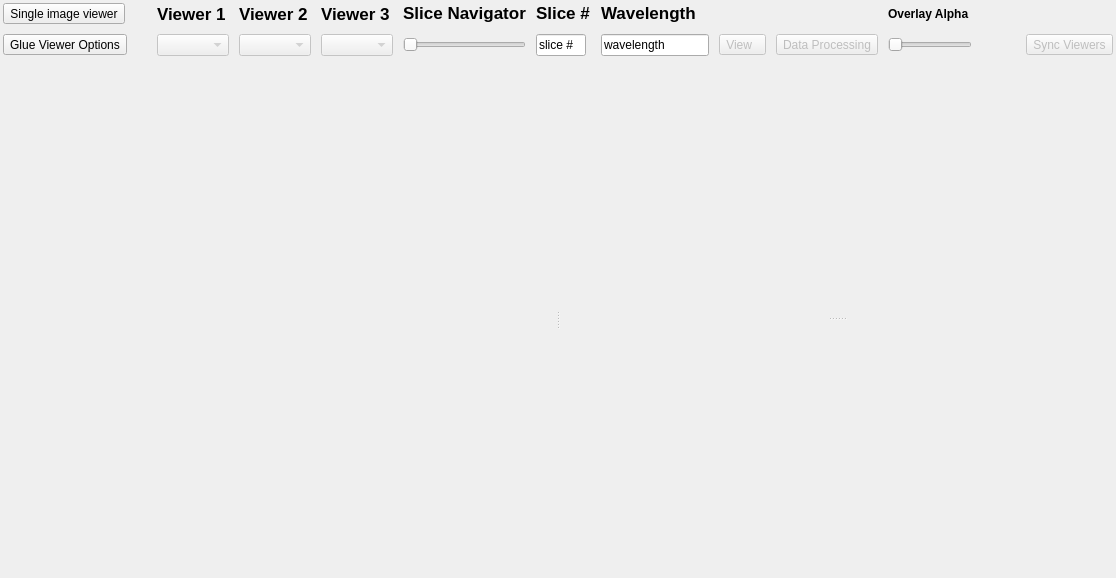
Qt form cubeviz/layout.ui (spacetelescope/cubeviz) before a commit.
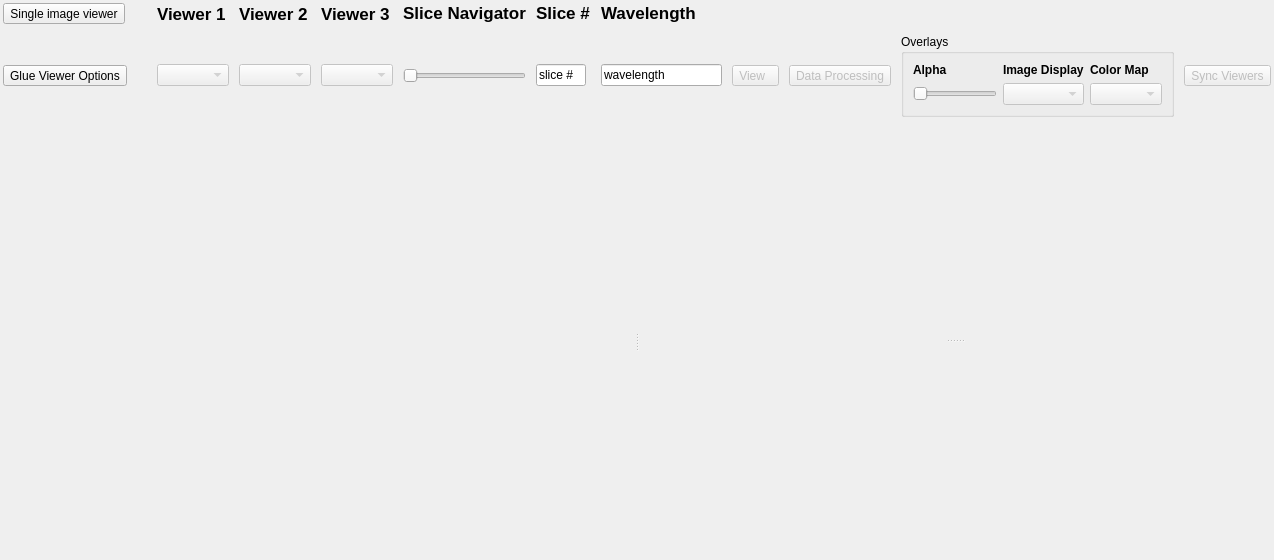
The same form after that commit.

Commit message: Use group box for alpha overlay controls

```diff
--- a/cubeviz/layout.ui
+++ b/cubeviz/layout.ui
@@ -6,8 +6,8 @@
    <rect>
     <x>0</x>
     <y>0</y>
-    <width>1116</width>
-    <height>578</height>
+    <width>1274</width>
+    <height>560</height>
    </rect>
   </property>
   <property name="windowTitle">
@@ -31,17 +31,7 @@
      <property name="spacing">
       <number>10</number>
      </property>
-     <item row="1" column="3">
-      <widget class="QComboBox" name="viewer2_combo">
-       <property name="enabled">
-        <bool>false</bool>
-       </property>
-       <property name="toolTip">
-        <string>Select data to display in middle viewer</string>
-       </property>
-      </widget>
-     </item>
-     <item row="0" column="8">
+     <item row="0" column="9">
       <widget class="QLabel" name="wavelength_slider_text">
        <property name="sizePolicy">
         <sizepolicy hsizetype="Preferred" vsizetype="Fixed">
@@ -63,7 +53,17 @@
        </property>
       </widget>
      </item>
-     <item row="1" column="9">
+     <item row="1" column="3">
+      <widget class="QComboBox" name="viewer2_combo">
+       <property name="enabled">
+        <bool>false</bool>
+       </property>
+       <property name="toolTip">
+        <string>Select data to display in middle viewer</string>
+       </property>
+      </widget>
+     </item>
+     <item row="1" column="10">
       <widget class="QToolButton" name="view_option_button">
        <property name="enabled">
         <bool>false</bool>
@@ -197,7 +197,7 @@
        </property>
       </widget>
      </item>
-     <item row="1" column="10">
+     <item row="1" column="11">
       <widget class="QToolButton" name="cube_option_button">
        <property name="enabled">
         <bool>false</bool>
@@ -256,19 +256,6 @@
        </property>
       </widget>
      </item>
-     <item row="1" column="12">
-      <spacer name="horizontalSpacer">
-       <property name="orientation">
-        <enum>Qt::Horizontal</enum>
-       </property>
-       <property name="sizeHint" stdset="0">
-        <size>
-         <width>40</width>
-         <height>20</height>
-        </size>
-       </property>
-      </spacer>
-     </item>
      <item row="1" column="13">
       <widget class="QToolButton" name="sync_button">
        <property name="enabled">
@@ -285,7 +272,7 @@
        </property>
       </widget>
      </item>
-     <item row="1" column="8">
+     <item row="1" column="9">
       <widget class="QLineEdit" name="text_wavelength">
        <property name="maximumSize">
         <size>
@@ -337,7 +324,13 @@
        </property>
       </widget>
      </item>
-     <item row="1" column="11">
+     <item row="1" column="12">
+      <widget class="QGroupBox" name="groupBox">
+       <property name="title">
+        <string>Overlays</string>
+       </property>
+       <layout class="QGridLayout" name="gridLayout">
+        <item row="1" column="0">
       <widget class="QSlider" name="alpha_slider">
        <property name="enabled">
         <bool>false</bool>
@@ -353,7 +346,30 @@
        </property>
       </widget>
      </item>
-     <item row="0" column="11">
+        <item row="1" column="2">
+         <widget class="QComboBox" name="overlay_colormap_combo">
+          <property name="enabled">
+           <bool>false</bool>
+          </property>
+         </widget>
+        </item>
+        <item row="0" column="2">
+         <widget class="QLabel" name="label_7">
+          <property name="font">
+           <font>
+            <weight>75</weight>
+            <bold>true</bold>
+           </font>
+          </property>
+          <property name="frameShape">
+           <enum>QFrame::NoFrame</enum>
+          </property>
+          <property name="text">
+           <string>Color Map</string>
+          </property>
+         </widget>
+        </item>
+        <item row="0" column="0">
       <widget class="QLabel" name="label">
        <property name="font">
         <font>
@@ -362,8 +378,38 @@
         </font>
        </property>
        <property name="text">
-        <string>Overlay Alpha</string>
-       </property>
+           <string>Alpha</string>
+          </property>
+         </widget>
+        </item>
+        <item row="0" column="1">
+         <widget class="QLabel" name="label_8">
+          <property name="font">
+           <font>
+            <weight>75</weight>
+            <bold>true</bold>
+           </font>
+          </property>
+          <property name="text">
+           <string>Image Display</string>
+          </property>
+         </widget>
+        </item>
+        <item row="1" column="1">
+         <widget class="QComboBox" name="overlay_image_combo">
+          <property name="enabled">
+           <bool>false</bool>
+          </property>
+         </widget>
+        </item>
+       </layout>
+       <zorder>label</zorder>
+       <zorder>label</zorder>
+       <zorder>alpha_slider</zorder>
+       <zorder>label_7</zorder>
+       <zorder>overlay_colormap_combo</zorder>
+       <zorder>label_8</zorder>
+       <zorder>overlay_image_combo</zorder>
       </widget>
      </item>
     </layout>
```
Left out of the diff: 2 changed lines with no effect on the pictures. Lines whose indentation alone changed are shown as unchanged.
